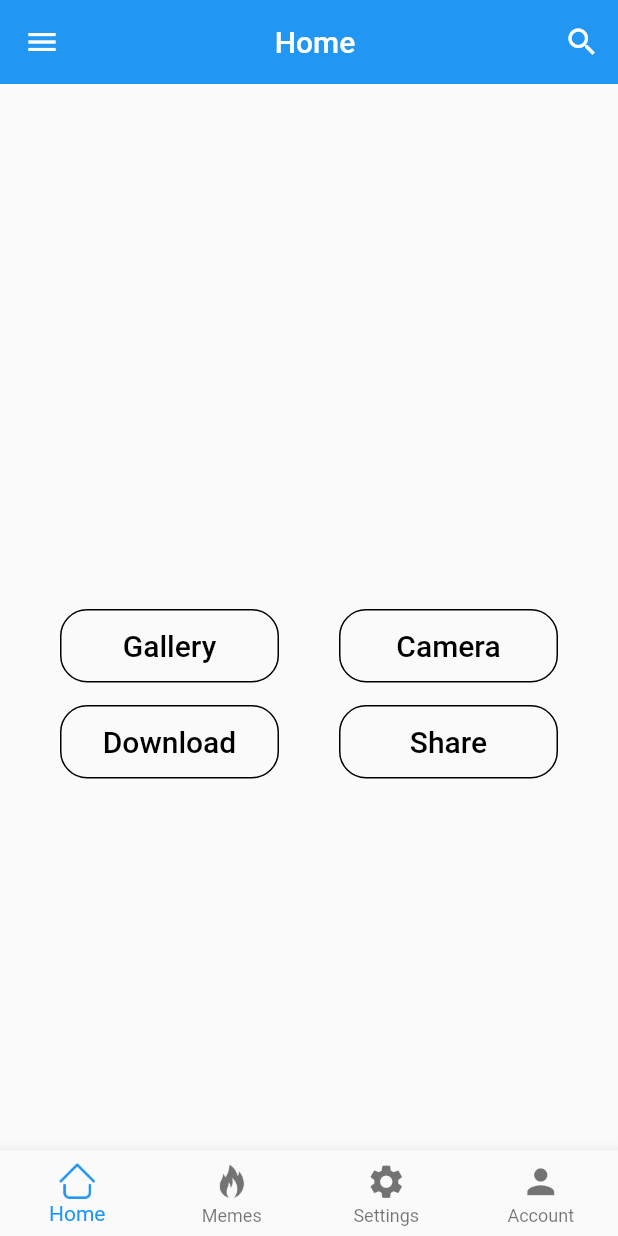
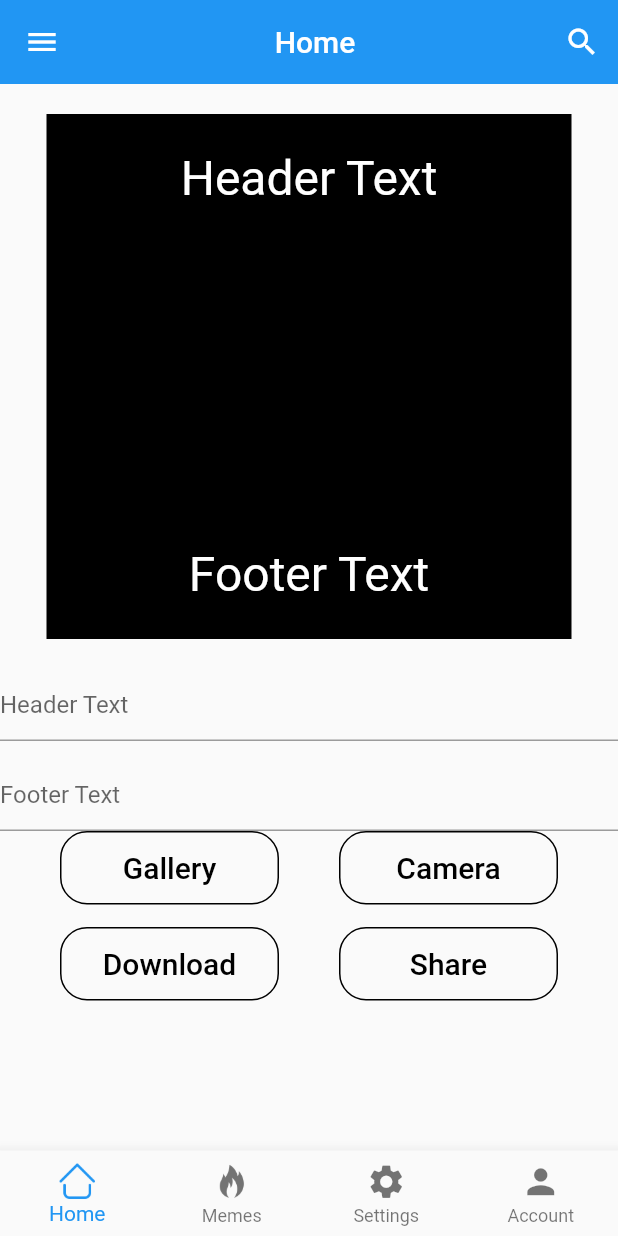
Before and after one commit to Manan-Chhajed/Meme-App, a Flutter app: the screen it shows after launch, after a tap on "Download", on a phone screen of 412 x 824 dp. Run offline on Flutter 3.47's test engine with Material 2 defaults, Android fonts, the phone set to English and light mode, and no system bars; our stand-ins replace card_swiper, image_gallery_saver, image_picker, permission_handler, screenshot.

Commit message:
second phase

```diff
--- a/lib/main.dart
+++ b/lib/main.dart
@@ -1,5 +1,7 @@
 import 'package:flutter/material.dart';
 import 'package:flutter/services.dart';
+import 'package:meme_app/pages/meme%20creator/home.dart';
+
 import 'package:meme_app/pages/home_page.dart';
 
 void main() {
--- a/lib/pages/home.dart
+++ /dev/null
@@ -1,90 +0,0 @@
-import 'dart:io';
-
-import 'package:flutter/material.dart';
-import 'package:flutter/services.dart';
-import 'package:image_picker/image_picker.dart';
-
-import '../widgets/text_button.dart';
-
-class UserHome extends StatefulWidget {
-  const UserHome({super.key});
-
-  @override
-  State<UserHome> createState() => _UserHomeState();
-}
-
-class _UserHomeState extends State<UserHome> {
-  File? image;
-
-  Future pickImage(ImageSource source) async {
-    try {
-      final pickedImage = await ImagePicker().pickImage(source: source);
-
-      if (pickedImage == null) return;
-
-      final imageTemporary = File(pickedImage!.path);
-      setState(() => this.image = imageTemporary);
-    } on PlatformException catch (e) {
-      print(e);
-    }
-  }
-
-  @override
-  Widget build(BuildContext context) {
-    return Scaffold(
-        body: Column(
-      children: [
-        Container(
-          height: 300,
-          width: 300,
-          child: image != null
-              ? Image.file(
-                  image!,
-                  height: 500,
-                )
-              : Container(),
-        ),
-        SizedBox(height: 50),
-        Row(
-          mainAxisAlignment: MainAxisAlignment.spaceEvenly,
-          children: [
-            TextBtn(
-              text: 'Gallery',
-              color: Colors.black,
-              onPress: () {
-                pickImage(ImageSource.gallery);
-              },
-            ),
-            TextBtn(
-              text: 'Camera',
-              color: Colors.black,
-              onPress: () {
-                pickImage(ImageSource.camera);
-              },
-            ),
-          ],
-        ),
-        const SizedBox(height: 15),
-        Row(
-          mainAxisAlignment: MainAxisAlignment.spaceEvenly,
-          children: [
-            TextBtn(
-              text: 'Download',
-              color: Colors.black,
-              onPress: () {
-                pickImage(ImageSource.gallery);
-              },
-            ),
-            TextBtn(
-              text: 'Share',
-              color: Colors.black,
-              onPress: () {
-                pickImage(ImageSource.camera);
-              },
-            ),
-          ],
-        ),
-      ],
-    ));
-  }
-}
--- a/lib/pages/home_page.dart
+++ b/lib/pages/home_page.dart
@@ -1,9 +1,9 @@
 import 'package:flutter/material.dart';
-import 'package:meme_app/pages/home.dart';
+import 'package:meme_app/pages/meme%20creator/home.dart';
 import 'package:meme_app/pages/latest_memes.dart';
-import 'package:meme_app/pages/profile.dart';
+import 'package:meme_app/pages/profile/profile.dart';
 
-import 'settings.dart';
+import 'settings/settings.dart';
 
 class HomePage extends StatefulWidget {
   const HomePage({super.key});
--- /dev/null
+++ b/lib/pages/meme creator/home.dart
@@ -0,0 +1,205 @@
+import 'dart:io';
+// import 'dart:typed_data';
+import 'package:flutter/material.dart';
+import 'package:flutter/services.dart';
+import 'package:http/http.dart';
+import 'package:image_picker/image_picker.dart';
+import 'package:image_gallery_saver/image_gallery_saver.dart';
+import 'package:permission_handler/permission_handler.dart';
+import 'package:screenshot/screenshot.dart';
+
+import '../../widgets/text_button.dart';
+
+class UserHome extends StatefulWidget {
+  const UserHome({super.key});
+
+  @override
+  State<UserHome> createState() => _UserHomeState();
+}
+
+class _UserHomeState extends State<UserHome> {
+  String headerText = "Header Text";
+  String footerText = "Footer Text";
+
+  File? image;
+  final controller = ScreenshotController();
+
+  Future pickImage(ImageSource source) async {
+    try {
+      final pickedImage = await ImagePicker().pickImage(source: source);
+
+      if (pickedImage == null) return;
+
+      final imageTemporary = File(pickedImage!.path);
+      setState(() => this.image = imageTemporary);
+    } on PlatformException catch (e) {
+      print(e);
+    }
+  }
+
+  @override
+  Widget build(BuildContext context) {
+    return Scaffold(
+      body: SingleChildScrollView(
+        child: Column(
+          children: [
+            const SizedBox(height: 20),
+            Container(
+              color: Colors.black,
+              height: 350,
+              width: 350,
+              child: buildImage(),
+            ),
+            SizedBox(height: 20),
+            TextField(
+              onChanged: (val) {
+                setState(() {
+                  headerText = val;
+                });
+              },
+              decoration: InputDecoration(
+                hintText: "Header Text",
+              ),
+            ),
+            SizedBox(height: 12),
+            TextField(
+              onChanged: (val) {
+                setState(() {
+                  footerText = val;
+                });
+              },
+              decoration: InputDecoration(
+                hintText: "Footer Text",
+              ),
+            ),
+            Row(
+              mainAxisAlignment: MainAxisAlignment.spaceEvenly,
+              children: [
+                TextBtn(
+                  text: 'Gallery',
+                  color: Colors.black,
+                  onPress: () {
+                    pickImage(ImageSource.gallery);
+                  },
+                ),
+                TextBtn(
+                  text: 'Camera',
+                  color: Colors.black,
+                  onPress: () {
+                    pickImage(ImageSource.camera);
+                  },
+                ),
+              ],
+            ),
+            const SizedBox(height: 15),
+            Row(
+              mainAxisAlignment: MainAxisAlignment.spaceEvenly,
+              children: [
+                TextBtn(
+                  text: 'Download',
+                  color: Colors.black,
+                  onPress: () async {
+                    final image =
+                        await controller.captureFromWidget(buildImage());
+                    if (image == null) return;
+
+                    await saveImage(image);
+                    // saveAndShare(image);
+                  },
+                ),
+                TextBtn(
+                  text: 'Share',
+                  color: Colors.black,
+                  onPress: () {
+                    pickImage(ImageSource.camera);
+                  },
+                ),
+              ],
+            ),
+            const SizedBox(height: 50),
+          ],
+        ),
+      ),
+    );
+  }
+
+  Future<String> saveImage(Uint8List bytes) async {
+    await [Permission.storage].request();
+
+    final time = DateTime.now()
+        .toIso8601String()
+        .replaceAll('.', '-')
+        .replaceAll(':', '-');
+    final name = "screenshot_$time";
+    final result = await ImageGallerySaver.saveImage(bytes, name: name);
+
+    return result('filePath');
+  }
+
+  Widget buildImage() {
+    return Stack(
+      children: [
+        AspectRatio(
+          aspectRatio: 1,
+          child: image != null
+              ? Image.file(
+                  image!,
+                  height: 500,
+                )
+              : Container(),
+        ),
+        // Container(
+        //   child: Column(
+        //     children: [
+        //       Text(headerText,
+        //           style: TextStyle(fontSize: 52, color: Colors.amber)),
+        //       Spacer(),
+        //       Text(
+        //         footerText,
+        //         style: TextStyle(fontSize: 52, color: Colors.amber),
+        //       ),
+        //     ],
+        //   ),
+        // ),
+        Positioned(
+          top: 16,
+          right: 0,
+          left: 0,
+          child: Center(
+            child: Container(
+              padding: const EdgeInsets.symmetric(horizontal: 16, vertical: 8),
+              color: Colors.black,
+              child: Text(
+                headerText,
+                style: TextStyle(color: Colors.white, fontSize: 32),
+              ),
+            ),
+          ),
+        ),
+        Positioned(
+          bottom: 16,
+          right: 0,
+          left: 0,
+          child: Center(
+            child: Container(
+              padding: const EdgeInsets.symmetric(horizontal: 16, vertical: 8),
+              color: Colors.black,
+              child: Text(
+                footerText,
+                style: TextStyle(color: Colors.white, fontSize: 32),
+              ),
+            ),
+          ),
+        ),
+      ],
+    );
+  }
+
+  Future saveAndShare(Uint8List bytes) async {
+    // await Share.shareFiles([image.path]);
+    // final box = context.findRenderObject() as RenderBox?;
+    // await Share.share("text",
+    //     subject: "subject",
+    //     sharePositionOrigin: box!.localToGlobal(Offset.zero) & box.size);
+  }
+}
--- a/pubspec.yaml
+++ b/pubspec.yaml
@@ -47,6 +47,9 @@ dependencies:
   image_gallery_saver: ^1.7.1
   permission_handler: ^10.2.0
 
+  # for sharing the image
+  share_plus: ^6.3.0
+  path_provider: ^2.0.11
 
 
 dev_dependencies:
```
Also changed, not shown: lib/pages/profile.dart (deleted, +0 -15 lines), lib/pages/profile/profile.dart (added, +46 -0 lines), lib/pages/profile/profile_menu.dart (added, +41 -0 lines), assets/images/upload_an_image.png (added), lib/pages/settings/settings.dart (renamed from lib/pages/settings.dart), pubspec.lock, 6 other files.
